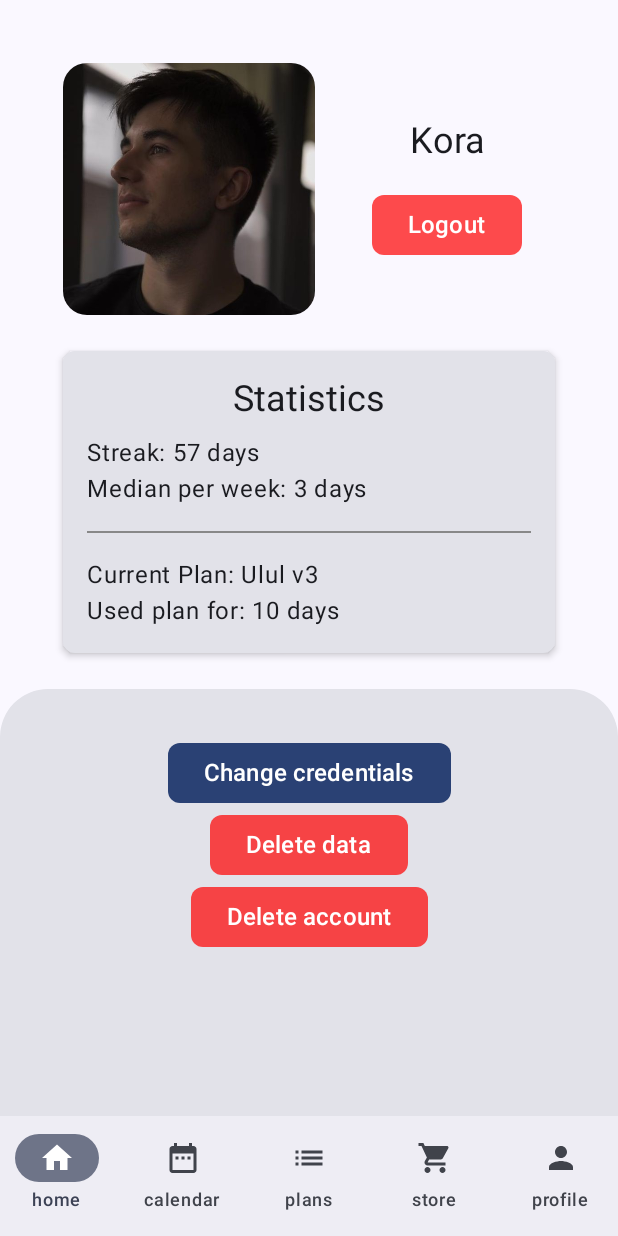
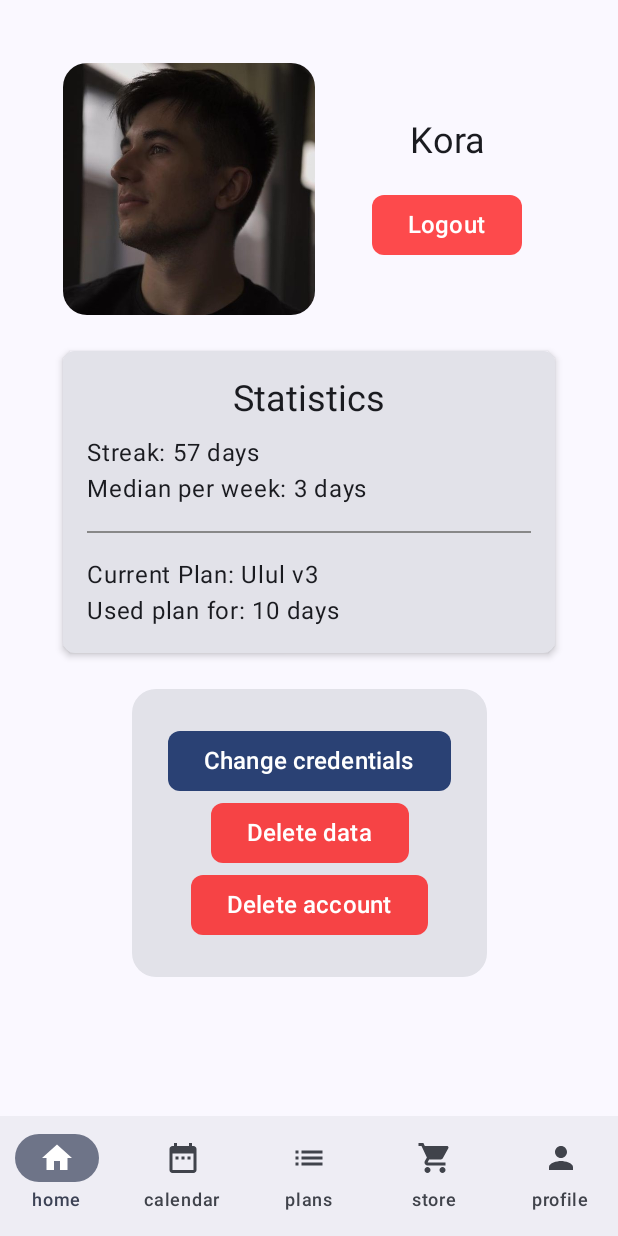
Before and after one commit to andrejkorica/MuscleStore2, an Android app built with Jetpack Compose: the ProfileView screen opened through its navigation route, on a phone screen of 412 x 824 dp. Run offline under Robolectric (Android 15) with nearby library versions, the phone set to English and light mode, and no system bars.

Commit message:
profile buttons changed

```diff
--- a/app/src/main/java/hr/unipu/musclestore/Views/ProfileView.kt
+++ b/app/src/main/java/hr/unipu/musclestore/Views/ProfileView.kt
@@ -138,9 +138,8 @@ fun ProfileView() {
             Spacer(modifier = Modifier.height(16.dp))
             Card(
                 Modifier
-                    .fillMaxSize()
-                    .clip(RoundedCornerShape(32.dp))){
-                Column (horizontalAlignment = Alignment.CenterHorizontally, modifier = Modifier.fillMaxSize().padding(32.dp)){
+                    .clip(RoundedCornerShape(16.dp))){
+                Column (horizontalAlignment = Alignment.CenterHorizontally, modifier = Modifier.padding(24.dp)){
 
                     Button(
                         onClick = { /* Do nothing for now */ },
```
